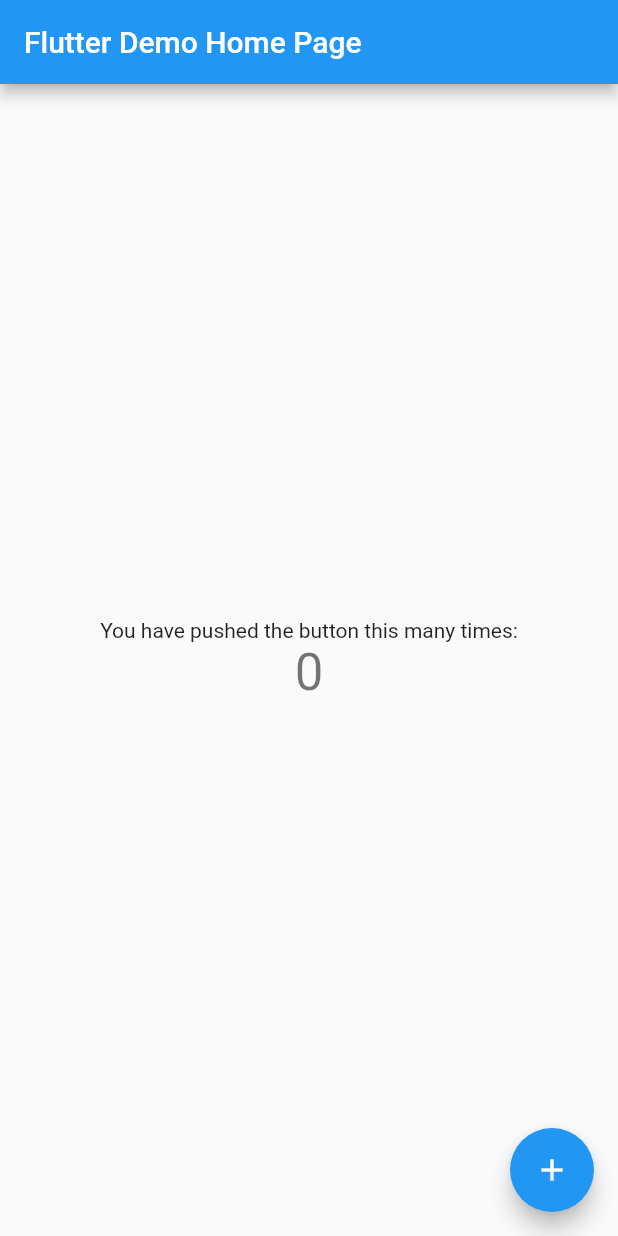
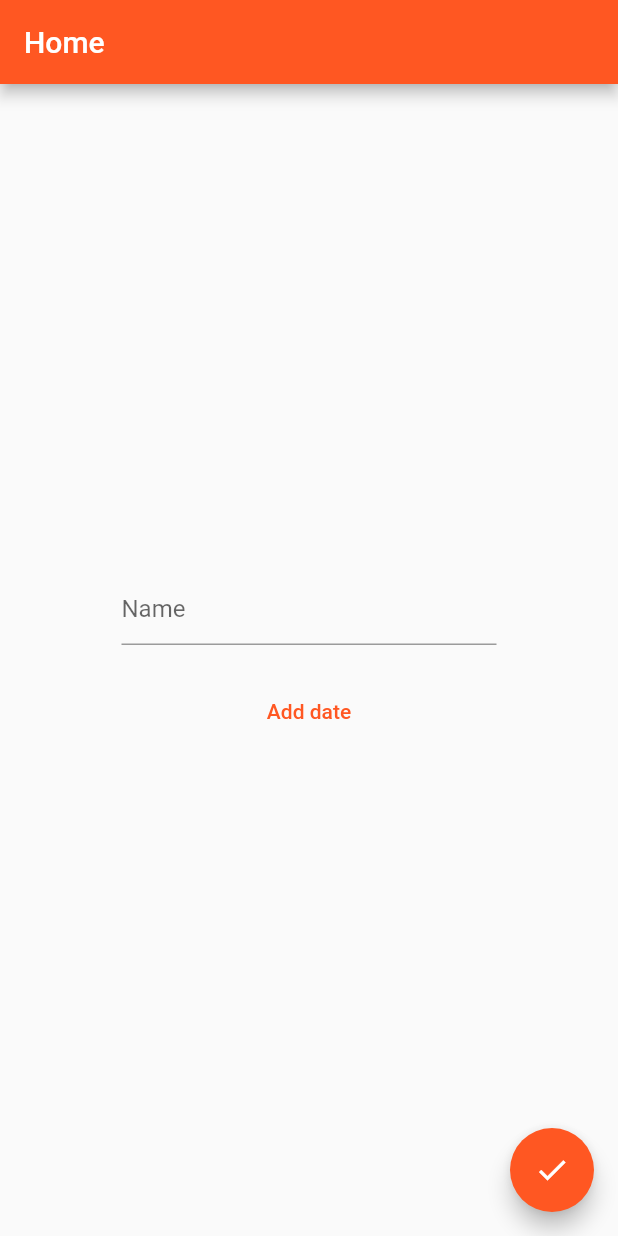
Before and after one commit to arthas168/tangerine, a Flutter app: the screen it shows after launch, on a phone screen of 412 x 824 dp. Run offline on Flutter 3.47's test engine with Material 2 defaults, Android fonts, the phone set to English and light mode, and no system bars; our stand-ins replace cloud_firestore, firebase_core, flutter_datetime_picker, random_string; accounts and stored records are empty.

```diff
--- a/lib/main.dart
+++ b/lib/main.dart
@@ -1,48 +1,29 @@
+import 'package:firebase_core/firebase_core.dart';
 import 'package:flutter/material.dart';
+import 'package:flutter_datetime_picker/flutter_datetime_picker.dart';
+import 'package:random_string/random_string.dart';
+import 'package:tangerine/services/database.dart';
 
 void main() {
   runApp(MyApp());
 }
 
 class MyApp extends StatelessWidget {
-  // This widget is the root of your application.
   @override
   Widget build(BuildContext context) {
     return MaterialApp(
       title: 'Flutter Demo',
       theme: ThemeData(
-        // This is the theme of your application.
-        //
-        // Try running your application with "flutter run". You'll see the
-        // application has a blue toolbar. Then, without quitting the app, try
-        // changing the primarySwatch below to Colors.green and then invoke
-        // "hot reload" (press "r" in the console where you ran "flutter run",
-        // or simply save your changes to "hot reload" in a Flutter IDE).
-        // Notice that the counter didn't reset back to zero; the application
-        // is not restarted.
-        primarySwatch: Colors.blue,
-        // This makes the visual density adapt to the platform that you run
-        // the app on. For desktop platforms, the controls will be smaller and
-        // closer together (more dense) than on mobile platforms.
+        primarySwatch: Colors.deepOrange,
         visualDensity: VisualDensity.adaptivePlatformDensity,
       ),
-      home: MyHomePage(title: 'Flutter Demo Home Page'),
+      home: MyHomePage(title: 'Home'),
     );
   }
 }
 
 class MyHomePage extends StatefulWidget {
   MyHomePage({Key key, this.title}) : super(key: key);
-
-  // This widget is the home page of your application. It is stateful, meaning
-  // that it has a State object (defined below) that contains fields that affect
-  // how it looks.
-
-  // This class is the configuration for the state. It holds the values (in this
-  // case the title) provided by the parent (in this case the App widget) and
-  // used by the build method of the State. Fields in a Widget subclass are
-  // always marked "final".
-
   final String title;
 
   @override
@@ -50,68 +31,105 @@ class MyHomePage extends StatefulWidget {
 }
 
 class _MyHomePageState extends State<MyHomePage> {
-  int _counter = 0;
+  DatabaseService databaseService = new DatabaseService();
+  final _formKey = GlobalKey<FormState>();
+  bool _isLoading = false;
 
-  void _incrementCounter() {
+  String name = "";
+  String dateToString = "";
+
+  uploadEventData() {
     setState(() {
-      // This call to setState tells the Flutter framework that something has
-      // changed in this State, which causes it to rerun the build method below
-      // so that the display can reflect the updated values. If we changed
-      // _counter without calling setState(), then the build method would not be
-      // called again, and so nothing would appear to happen.
-      _counter++;
+      _isLoading = true;
+    });
+
+    Map<String, String> eventMap = {
+      "name": name,
+      "date": dateToString,
+    };
+
+    databaseService
+        .addEventData(eventMap, randomAlphaNumeric(10))
+        .then((val) {})
+        .catchError((e) {
+      print(e);
     });
   }
 
   @override
   Widget build(BuildContext context) {
-    // This method is rerun every time setState is called, for instance as done
-    // by the _incrementCounter method above.
-    //
-    // The Flutter framework has been optimized to make rerunning build methods
-    // fast, so that you can just rebuild anything that needs updating rather
-    // than having to individually change instances of widgets.
+    var futureBuilder = FutureBuilder(
+        future: Firebase.initializeApp(),
+        builder: (context, snapshot) {
+          if (snapshot.hasError) {
+            print("Something went wrong!");
+          }
           return Scaffold(
             appBar: AppBar(
-        // Here we take the value from the MyHomePage object that was created by
-        // the App.build method, and use it to set our appbar title.
               title: Text(widget.title),
             ),
             body: Center(
-        // Center is a layout widget. It takes a single child and positions it
-        // in the middle of the parent.
               child: Column(
-          // Column is also a layout widget. It takes a list of children and
-          // arranges them vertically. By default, it sizes itself to fit its
-          // children horizontally, and tries to be as tall as its parent.
-          //
-          // Invoke "debug painting" (press "p" in the console, choose the
-          // "Toggle Debug Paint" action from the Flutter Inspector in Android
-          // Studio, or the "Toggle Debug Paint" command in Visual Studio Code)
-          // to see the wireframe for each widget.
-          //
-          // Column has various properties to control how it sizes itself and
-          // how it positions its children. Here we use mainAxisAlignment to
-          // center the children vertically; the main axis here is the vertical
-          // axis because Columns are vertical (the cross axis would be
-          // horizontal).
                 mainAxisAlignment: MainAxisAlignment.center,
-          children: <Widget>[
-            Text(
-              'You have pushed the button this many times:',
+                children: [
+                  Form(
+                    key: _formKey,
+                    child: Container(
+                      width: 250,
+                      child: TextFormField(
+                        validator: (value) {
+                          if (value.length == 0) {
+                            return "Please enter name.";
+                          }
+
+                          if (value.length < 3) {
+                            return "Name must be at least 3 characters long.";
+                          }
+
+                          return null;
+                        },
+                        decoration: InputDecoration(
+                          hintText: "Name",
+                          focusedBorder: OutlineInputBorder(
+                            borderSide: const BorderSide(
+                                color: Colors.deepOrange, width: 2.0),
                           ),
-            Text(
-              '$_counter',
-              style: Theme.of(context).textTheme.headline4,
                         ),
+                        onChanged: (val) {
+                          name = val;
+                        },
+                      ),
+                    ),
+                  ),
+                  SizedBox(height: 20),
+                  FlatButton(
+                      onPressed: () {
+                        DatePicker.showDatePicker(context,
+                            showTitleActions: true,
+                            minTime: DateTime(2020, 1, 1),
+                            maxTime: DateTime(2021, 12, 31), onChanged: (date) {
+                          print('change $date');
+                        }, onConfirm: (date) {
+                          dateToString = date.toString();
+                          dateToString = date.toString();
+                        }, currentTime: DateTime.now(), locale: LocaleType.en);
+                      },
+                      child: Text(
+                        'Add date',
+                        style: TextStyle(color: Colors.deepOrange),
+                      )),
                 ],
               ),
             ),
             floatingActionButton: FloatingActionButton(
-        onPressed: _incrementCounter,
-        tooltip: 'Increment',
-        child: Icon(Icons.add),
+              onPressed: () {
+                uploadEventData();
+              },
+              tooltip: 'Add event',
+              child: Icon(Icons.check),
             ), // This trailing comma makes auto-formatting nicer for build methods.
           );
+        });
+    return futureBuilder;
   }
 }
--- a/pubspec.yaml
+++ b/pubspec.yaml
@@ -23,6 +23,8 @@ environment:
 dependencies:
   flutter_launcher_icons: ^0.8.1
   cloud_firestore: ^0.14.4
+  flutter_datetime_picker: ^1.4.0
+  random_string: ^2.1.0
   flutter:
     sdk: flutter
 
```
Also changed, not shown: lib/services/database.dart (added, +13 -0 lines), pubspec.lock, 3 other files. Lines whose indentation alone changed are shown as unchanged.
